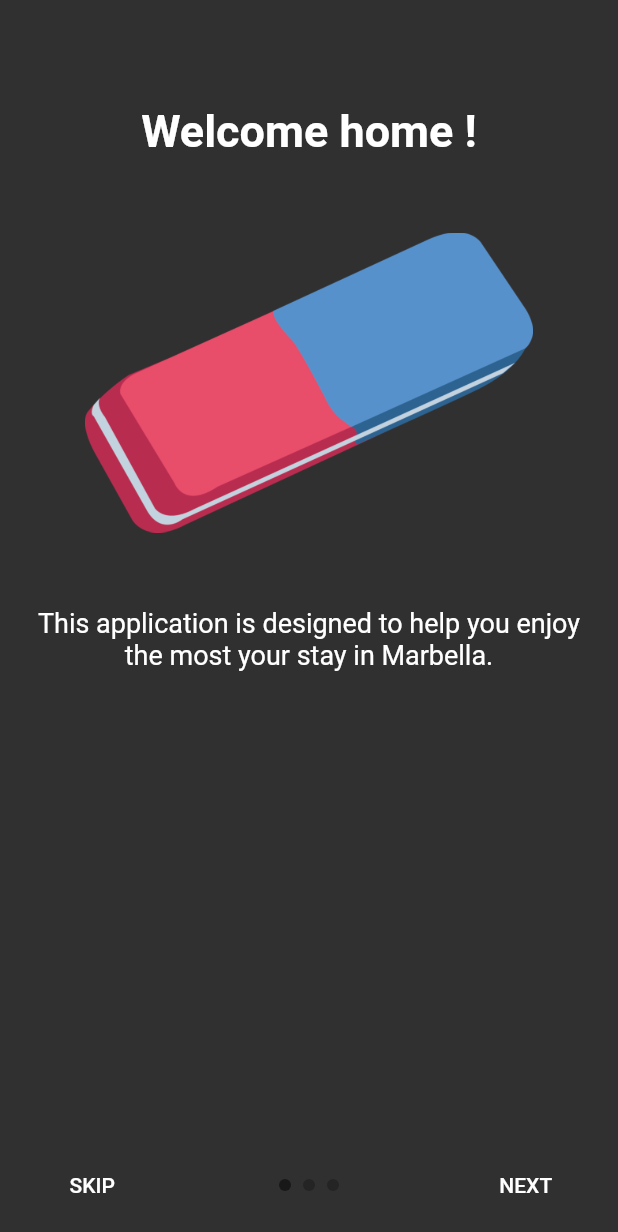
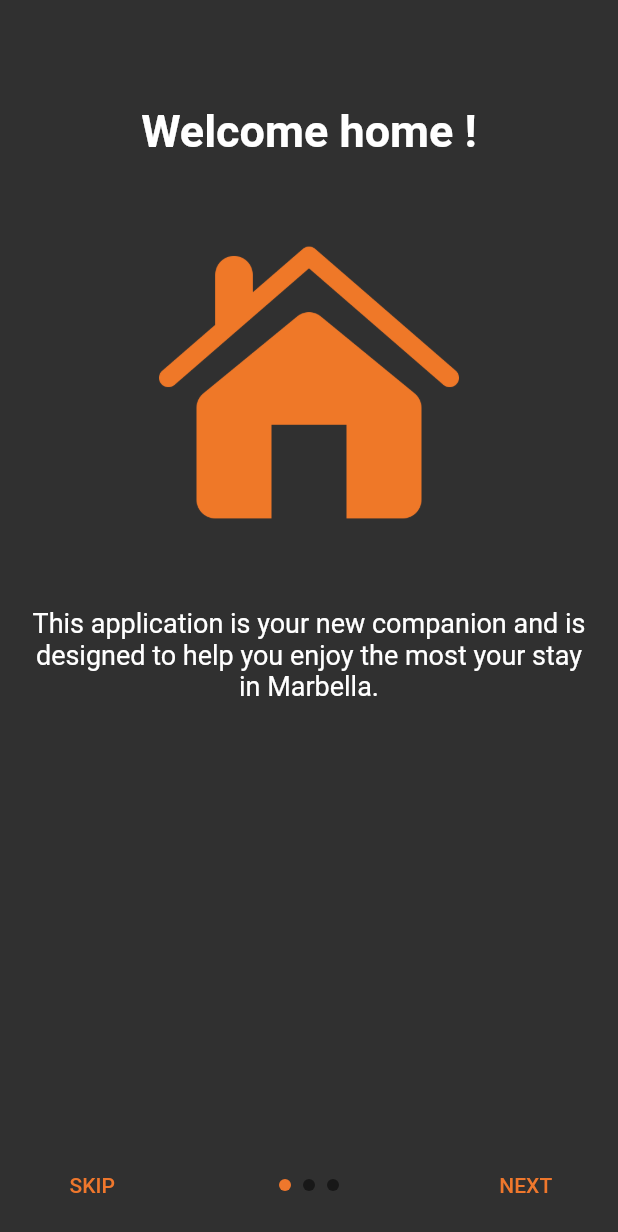
Before and after one commit to OlivierMoitroux/phoenix, a Flutter app: the screen it shows after launch, on a phone screen of 412 x 824 dp. Shown: the top 1232 px of the screen. Run offline on Flutter 3.47's test engine with Material 2 defaults, Android fonts, the phone set to English and light mode, and no system bars; drawn by our look-alikes of intro_slider; our stand-ins replace connectivity, flutter_secure_storage, shared_preferences; generated files the repository leaves out were written again.

Commit message:
Customized sliders & root to home with sp

```diff
--- a/lib/root_widget.dart
+++ b/lib/root_widget.dart
@@ -5,6 +5,8 @@ import 'package:phoenix/store/secured_storage.dart';
 import 'package:phoenix/screens/auth/login.dart';
 import 'package:phoenix/screens/home/home.dart';
 import 'package:phoenix/screens/intro/intro_sliders.dart';
+import 'package:phoenix/store/shared_pref.dart';
+import 'dart:async';
 
 /// --------------------------------------------------------------------------
 ///                         Configuration
@@ -29,9 +31,10 @@ class RootPage extends StatefulWidget{
 }
 
 /// Used to root to home or login according to the user status
-enum AuthStatus{
-  notLoggedIn,
-  loggedIn
+enum ActivationStatus{
+  notActivated,
+  activated,
+  notYetKnown
 }
 
 /// Most important widget of the app. It is initialized by main().
@@ -40,23 +43,34 @@ enum AuthStatus{
 class _RootPageState extends State<RootPage> {
 
   // By default, the app root to the login form.
-  AuthStatus authStatus = AuthStatus.notLoggedIn;
+  ActivationStatus authStatus = ActivationStatus.notYetKnown;
 
 
 //  Map<String, dynamic> CONFIG;
 
 
-  _RootPageState();
-
   @override
   void initState(){
     super.initState();
-    setState(() {
-      // If we want to make the connect persistent, change this, so that it does not return
-      // always false but check session in memory with a token with limitied lifetime
-      // (expiration associated with possibility to extend it if app is still being used)
-      authStatus = NetworkUtilsSingleton.getInstance().isLoggedIn()?AuthStatus.loggedIn:AuthStatus.notLoggedIn;
+
+    SharedPref.getSwitchValue("appActivated", false).then((bool appActivated){
+      print("App is activated ? $appActivated");
+      if (appActivated){
+        setState(() {
+          authStatus = ActivationStatus.activated;
+        });
+      }
+      else{
+        setState(() {
+          authStatus = ActivationStatus.notActivated;
+        });
+      }
     });
+
+    // If we want to make the connect persistent, change this, so that it does not return
+    // always false but check session in memory with a token with limitied lifetime
+    // (expiration associated with possibility to extend it if app is still being used)
+    // authStatus = NetworkUtilsSingleton.getInstance().isLoggedIn()?AuthStatus.loggedIn:AuthStatus.notLoggedIn;
   }
 
   /// Call this when you get the callback of login_page and user signed in
@@ -77,7 +91,10 @@ class _RootPageState extends State<RootPage> {
 
     setState((){
       print("[root_page] Root to home");
-      authStatus = AuthStatus.loggedIn;
+      SharedPref.setSwitchValue("appActivated", true).then((bool ret){
+        print("Write appActivated to sp: $ret");
+      });
+      authStatus = ActivationStatus.activated;
     });
   }
 
@@ -85,7 +102,7 @@ class _RootPageState extends State<RootPage> {
     NetworkUtilsSingleton.getInstance().logout();
     SecuredStorageSingleton.getInstance().deleteAll();
     setState((){
-      authStatus = AuthStatus.notLoggedIn;
+      authStatus = ActivationStatus.notActivated;
     });
   }
 
@@ -106,15 +123,15 @@ class _RootPageState extends State<RootPage> {
   /// --------------------------------------------------------------------------
   @override
   Widget build(BuildContext context){
+    print("Building root widget with login = ${(authStatus == ActivationStatus.activated)?"true":"false"}");
     switch(authStatus){
-      case AuthStatus.notLoggedIn:
-      // Go to login then
-//        return new LoginPage(
-//          onSignedIn: _signedIn,
-//        );
+      case ActivationStatus.notYetKnown:
+        return new Container(); // To avoid directly root to sliders then receiving the future that updates this widget that is no more active.
+
+      case ActivationStatus.notActivated:
         return new IntroScreen(onSignedIn: _signedIn);
-      case AuthStatus.loggedIn:
-      // Go to home then
+
+      case ActivationStatus.activated:
         return new HomeScreen(
           title: "Home",
         );
--- a/lib/screens/auth/login.dart
+++ b/lib/screens/auth/login.dart
@@ -69,7 +69,7 @@ class _LoginPageState extends State<LoginPage> {
 
   String _validateUsername(String usr) {
     if (usr.length < 1) {
-      return 'Please enter a username.';
+      return 'Please enter your username.';
     }
     return null;
   }
@@ -269,9 +269,9 @@ class _LoginPageState extends State<LoginPage> {
                 ),
                 new Container(
 ////                  padding: const EdgeInsets.fromLTRB(0, 0, 10.0, 0),
-                  width: 180,
+                  width: 200,
                   child: Text(
-                      "You can find your activation code in your welcome pack.",
+                      "You can find your activation access in your welcome pack.",
                       style: Theme.of(context).textTheme.body1.merge(
                             TextStyle(color: Colors.white70),
                           )),
--- a/lib/screens/intro/intro_sliders.dart
+++ b/lib/screens/intro/intro_sliders.dart
@@ -38,25 +38,28 @@ class IntroScreenState extends State<IntroScreen> {
     slides.add(
       new Slide(
         title: "Welcome home !",
-        description: "This application is designed to help you enjoy the most your stay in Marbella.",
-        pathImage: "assets/images/photo_eraser.png",
+        maxLineTitle: 2,
+        description: "This application is your new companion and is designed to help you enjoy the most your stay in Marbella.",
+        pathImage: "assets/icons/home-interface.png",
         backgroundColor: myColors.dark,
       ),
     );
     slides.add(
       new Slide(
-        title: "How can I use this app ?",
-        description: "Features include list of tutorials and services, recommended restaurants and activities in the region.",
-        pathImage: "assets/images/photo_pencil.png",
+        title: "How can you use this app ?",
+        maxLineTitle: 2,
+        description: "Features include \n - Tutorials about home appliances\n - List of services\n - Recommended restaurants\n - Recommended activities in the region.",
+        pathImage: "assets/icons/puzzle.png",
         backgroundColor: myColors.dark,
       ),
     );
     slides.add(
       new Slide(
-        title: "Let's activate your access rights !",
+        title: "Let's activate your access !",
+        maxLineTitle: 2,
         description:
-        "You will be asked to enter a username as well as the activation code you can find in your welcome pack.",
-        pathImage: "assets/images/photo_ruler.png",
+        "You will be asked to enter your access information (which you can find in your welcome pack).",
+        pathImage: "assets/icons/rocket.png",
         backgroundColor: myColors.dark,
       ),
     );
@@ -82,6 +85,9 @@ class IntroScreenState extends State<IntroScreen> {
     if (dispSlides){
       return new IntroSlider(
         slides: this.slides,
+        styleNameSkipBtn: TextStyle(color: myColors.orange3),
+        styleNameDoneBtn: TextStyle(color: myColors.orange3),
+        colorActiveDot: myColors.orange3,
         onDonePress: this.onDonePress,
       );
     }
--- a/lib/store/shared_pref.dart
+++ b/lib/store/shared_pref.dart
@@ -3,7 +3,7 @@ import 'dart:async';
 
 /// Utility to get access to settings value, stored in persistent memory via shared preference. <br>
 /// Warning: do not used for sensitive data
-class Settings {
+class SharedPref {
   /// Store variables in shared preference (not secured so for non-sensitive data)
   static Future<bool> getSwitchValue(String key, bool defaultValue) async {
     final SharedPreferences settings = await SharedPreferences.getInstance();
--- a/pubspec.yaml
+++ b/pubspec.yaml
@@ -101,6 +101,9 @@ flutter:
     - assets/images/photo_eraser.png
     - assets/images/photo_pencil.png
     - assets/images/photo_ruler.png
+    - assets/icons/home-interface.png
+    - assets/icons/puzzle.png
+    - assets/icons/rocket.png
 
   # To add assets to your application, add an assets section, like this:
   # assets:
```
Also changed, not shown: lib/screens/auth/login_inspi.dart (deleted, +0 -93 lines), lib/screens/auth/login_isp.dart (deleted, +0 -288 lines), assets/icons/home-interface.png (added), assets/icons/home-interface.svg (added), assets/icons/puzzle.png (added), assets/icons/rocket.png (added).
